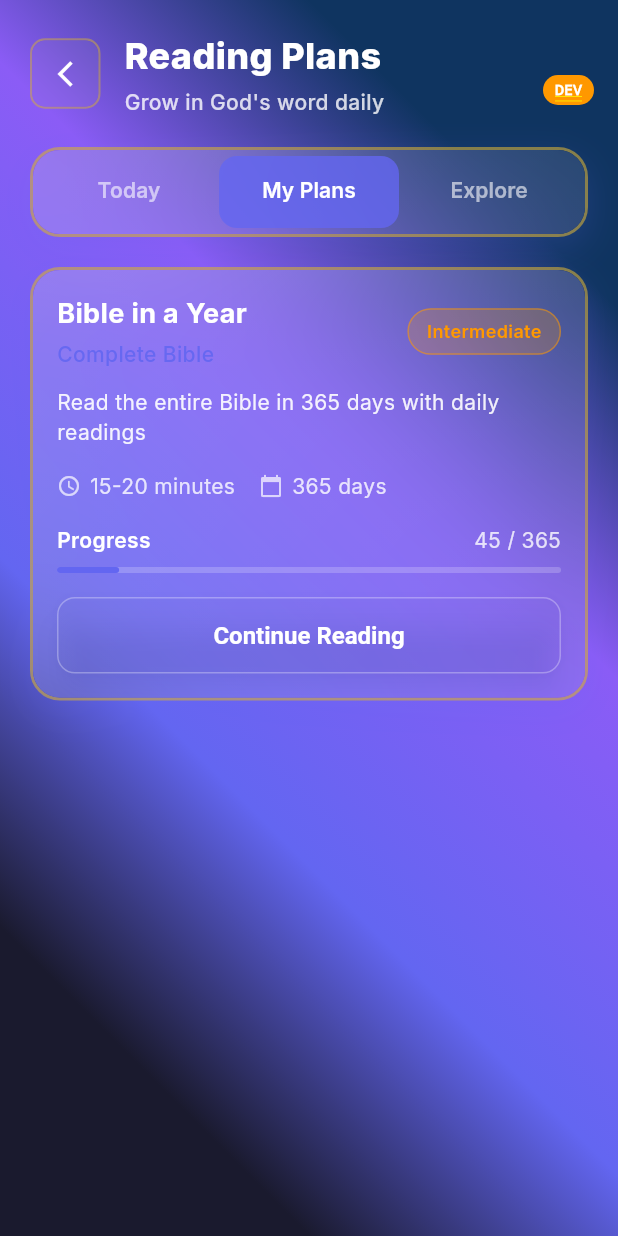
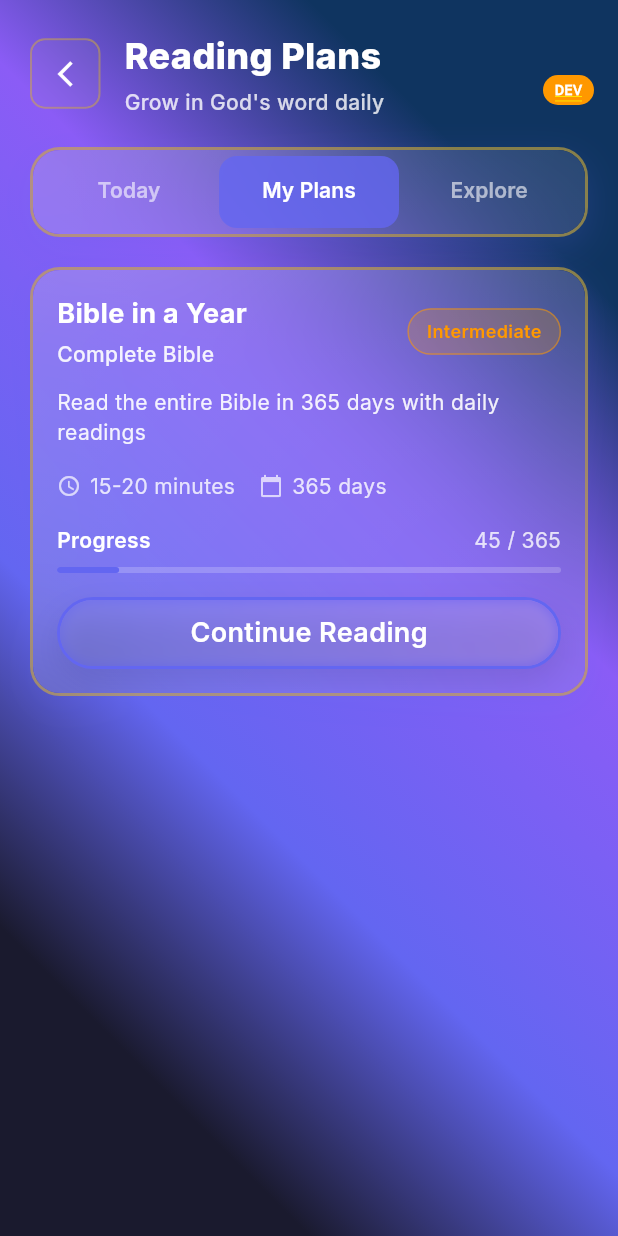
Before and after one commit to elev8tion/edc, a Flutter app: the ReadingPlanScreen screen opened by its route, tab 2 chosen, on a phone screen of 412 x 824 dp. Run offline on Flutter 3.47's test engine with Material 3 defaults, Android fonts, the phone set to English and light mode, and no system bars; drawn by our look-alikes of flutter_animate; our stand-ins replace connectivity_plus, flutter_local_notifications, flutter_riverpod, flutter_secure_storage, freezed_annotation, google_fonts and 3 more; accounts and stored records are empty; statements that could not run were skipped; project files that could hold a hidden picture were left out.

Commit message:
Improve UI visibility and standardize button components
**Visibility Enhancements:**
- Changed Bible Library quick action icon from primaryColor to goldColor for better visibility
- Updated "Verses Read" stat card to use goldColor instead of primaryColor
- Changed all subtitle/category text from primaryColor to white across devotional, reading plan, and verse library screens
- Changed verse reference icon to goldColor and text to white in verse library

**Button Standardization:**
- Replaced all ElevatedButton and TextButton instances with GlassButton component for consistent UI
- Updated prayer journal dialogs: "Add Prayer" and "Mark Answered" confirmations now use GlassButton
- Updated profile screen dialogs: "Edit Profile" and "Sign Out" confirmations now use GlassButton
- Replaced reading plan "Start Plan"/"Continue Reading" button with GlassButton
- All dialog buttons now have consistent height (48px) and glass morphism styling

**Technical Changes:**
- Added GlassButton import to profile_screen.dart
- Maintained all existing functionality while improving visual consistency
- All changes preserve existing business logic and only update presentation layer

This update ensures better readability on dark backgrounds and creates a unified button experience throughout the app.

🤖 Generated with [Claude Code](https://claude.com/claude-code)

Co-Authored-By: Claude <noreply@anthropic.com>

```diff
--- a/lib/screens/devotional_screen.dart
+++ b/lib/screens/devotional_screen.dart
@@ -223,7 +223,7 @@ Lord, thank You for creating me with purpose. Help me to discover and embrace th
                       devotional.subtitle,
                       style: TextStyle(
                         fontSize: 16,
-                        color: AppTheme.primaryColor.withValues(alpha: 0.9),
+                        color: Colors.white.withValues(alpha: 0.9),
                         fontWeight: FontWeight.w500,
                       ),
                     ),
--- a/lib/screens/home_screen.dart
+++ b/lib/screens/home_screen.dart
@@ -153,7 +153,7 @@ class _HomeScreenState extends State<HomeScreen> {
             value: "156",
             label: "Verses Read",
             icon: Icons.menu_book,
-            color: AppTheme.primaryColor,
+            color: AppTheme.goldColor,
             delay: 800,
           ),
           const SizedBox(width: 16),
@@ -467,7 +467,7 @@ class _HomeScreenState extends State<HomeScreen> {
               _buildQuickActionCard(
                 label: "Bible Library",
                 icon: Icons.search,
-                color: AppTheme.primaryColor,
+                color: AppTheme.goldColor,
                 onTap: () => Navigator.pushNamed(context, AppRoutes.verseLibrary),
                 delay: 1400,
               ),
--- a/lib/screens/reading_plan_screen.dart
+++ b/lib/screens/reading_plan_screen.dart
@@ -323,7 +323,7 @@ class _ReadingPlanScreenState extends State<ReadingPlanScreen> with TickerProvid
                       _currentPlan!.category,
                       style: TextStyle(
                         fontSize: 14,
-                        color: AppTheme.primaryColor.withValues(alpha: 0.9),
+                        color: Colors.white.withValues(alpha: 0.9),
                         fontWeight: FontWeight.w500,
                       ),
                     ),
@@ -406,7 +406,7 @@ class _ReadingPlanScreenState extends State<ReadingPlanScreen> with TickerProvid
             '${(progress * 100).toInt()}% complete',
             style: TextStyle(
               fontSize: 12,
-              color: AppTheme.primaryColor.withValues(alpha: 0.9),
+              color: Colors.white.withValues(alpha: 0.9),
               fontWeight: FontWeight.w500,
             ),
           ),
@@ -531,7 +531,7 @@ class _ReadingPlanScreenState extends State<ReadingPlanScreen> with TickerProvid
                         plan.category,
                         style: TextStyle(
                           fontSize: 14,
-                          color: AppTheme.primaryColor.withValues(alpha: 0.9),
+                          color: Colors.white.withValues(alpha: 0.9),
                           fontWeight: FontWeight.w500,
                         ),
                       ),
@@ -613,29 +613,10 @@ class _ReadingPlanScreenState extends State<ReadingPlanScreen> with TickerProvid
 
             const SizedBox(height: 16),
 
-            SizedBox(
-              width: double.infinity,
-              child: ElevatedButton(
-                onPressed: () => _handlePlanAction(plan),
-                style: ElevatedButton.styleFrom(
-                  backgroundColor: plan.isStarted
-                      ? Colors.transparent
-                      : AppTheme.primaryColor,
-                  foregroundColor: Colors.white,
-                  side: plan.isStarted
-                      ? BorderSide(color: Colors.white.withValues(alpha: 0.3))
-                      : null,
-                  shape: RoundedRectangleBorder(
-                    borderRadius: BorderRadius.circular(12),
-                  ),
-                ),
-                child: Text(
-                  plan.isStarted ? 'Continue Reading' : 'Start Plan',
-                  style: const TextStyle(
-                    fontWeight: FontWeight.w600,
-                  ),
-                ),
-              ),
+            GlassButton(
+              text: plan.isStarted ? 'Continue Reading' : 'Start Plan',
+              height: 48,
+              onPressed: () => _handlePlanAction(plan),
             ),
           ],
         ),
--- a/lib/screens/verse_library_screen.dart
+++ b/lib/screens/verse_library_screen.dart
@@ -462,14 +462,14 @@ class _VerseLibraryScreenState extends State<VerseLibraryScreen> with TickerProv
                 Icon(
                   Icons.book,
                   size: 16,
-                  color: AppTheme.primaryColor.withValues(alpha: 0.8),
+                  color: AppTheme.goldColor.withValues(alpha: 0.8),
                 ),
                 const SizedBox(width: 8),
                 Text(
                   verse.reference,
                   style: TextStyle(
                     fontSize: 14,
-                    color: AppTheme.primaryColor.withValues(alpha: 0.9),
+                    color: Colors.white.withValues(alpha: 0.9),
                     fontWeight: FontWeight.w600,
                   ),
                 ),
```
Also changed, not shown: lib/screens/prayer_journal_screen.dart (+12 -28 lines), lib/screens/profile_screen.dart (+13 -28 lines).
